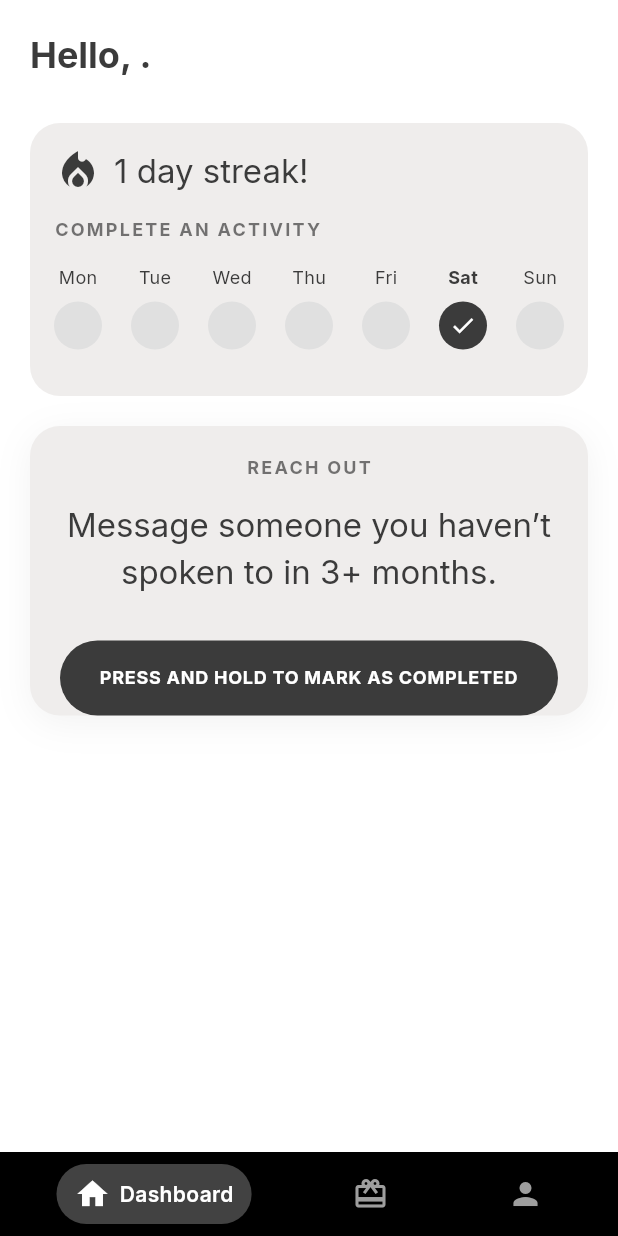
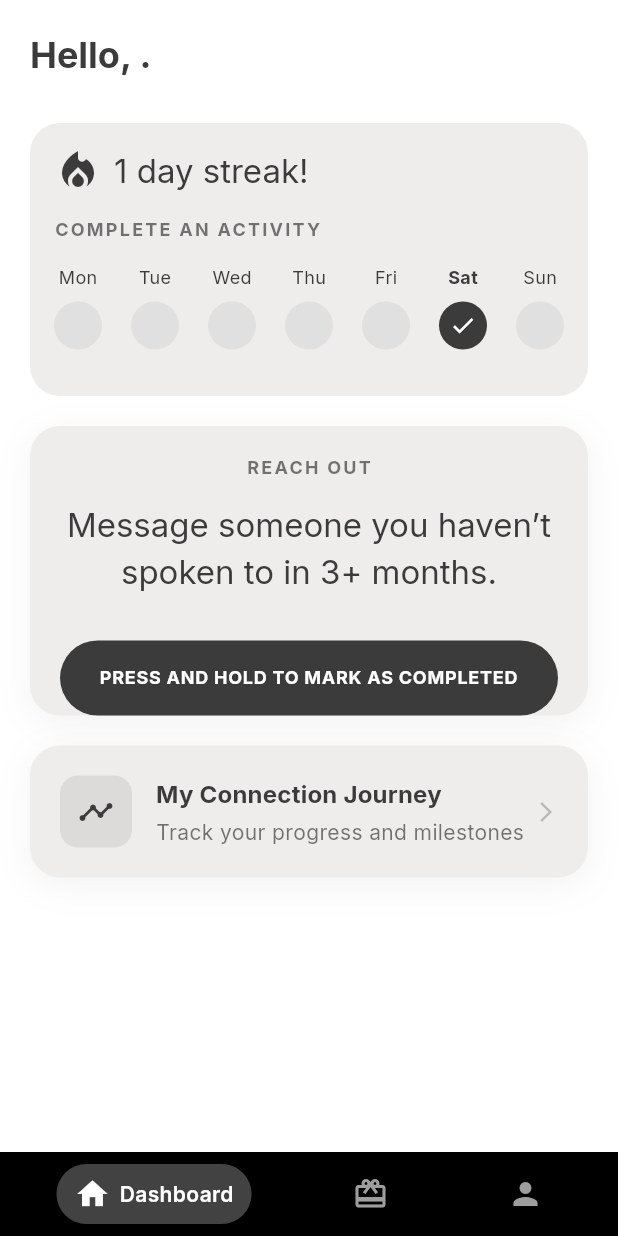
Before and after one commit to orya-ai/v3, a Flutter app: the DashboardPage screen opened by its route, on a phone screen of 412 x 824 dp. Run offline on Flutter 3.47's test engine with Material 3 defaults, Android fonts, the phone set to English and light mode, and no system bars; our stand-ins replace cloud_firestore, firebase_auth, firebase_core, flutter_riverpod, go_router, google_fonts and 3 more; accounts and stored records are empty.

Commit message:
my connection journey button added

```diff
--- a/lib/features/dashboard/presentation/dashboard_page.dart
+++ b/lib/features/dashboard/presentation/dashboard_page.dart
@@ -10,6 +10,7 @@ import 'package:vibration/vibration.dart';
 import 'package:orya/features/dashboard/application/daily_prompt_service.dart';
 import 'package:orya/features/dashboard/presentation/activity_calendar_page.dart';
 import 'package:intl/intl.dart';
+import 'package:orya/features/dashboard/presentation/quests_page.dart';
 
 class DashboardPage extends ConsumerStatefulWidget {
   const DashboardPage({super.key});
@@ -45,6 +46,10 @@ class _DashboardPageState extends ConsumerState<DashboardPage>
             _isCompleted = true;
           });
           HapticFeedback.heavyImpact();
+        } else if (status == AnimationStatus.dismissed) {
+          setState(() {
+            _isCompleted = false;
+          });
         }
       });
 
@@ -86,6 +91,8 @@ class _DashboardPageState extends ConsumerState<DashboardPage>
             _buildGamificationArea(context),
             const SizedBox(height: 20),
             _buildTodaysConnectionPrompt(context),
+            const SizedBox(height: 20),
+            _buildConnectionJourneyButton(context),
             const SizedBox(height: 30),
             // _buildQuests(context),
           ],
@@ -174,6 +181,7 @@ class _DashboardPageState extends ConsumerState<DashboardPage>
       clipBehavior: Clip.none,
       children: [
         Container(
+          clipBehavior: Clip.none,
           width: double.infinity,
           padding: const EdgeInsets.fromLTRB(20, 20, 20, 80),
           decoration: BoxDecoration(
@@ -224,17 +232,24 @@ class _DashboardPageState extends ConsumerState<DashboardPage>
             child: AnimatedBuilder(
               animation: _animation,
               builder: (context, child) {
-                final width = lerpDouble(MediaQuery.of(context).size.width - 80,
-                    MediaQuery.of(context).size.width, _animation.value)!;
-                final height = lerpDouble(50, 280, _animation.value)!;
+                final endWidth = MediaQuery.of(context).size.width;
+                final endHeight = 280.0;
+
+                final width = _isCompleted
+                    ? endWidth
+                    : lerpDouble(MediaQuery.of(context).size.width - 80,
+                        endWidth, _animation.value)!;
+                final height = _isCompleted
+                    ? endHeight
+                    : lerpDouble(50, endHeight, _animation.value)!;
                 final radius = lerpDouble(30, 20, _animation.value)!;
 
                 return GestureDetector(
-                  onTapDown: (_) {
+                  onTapDown: _isCompleted ? null : (_) {
                     _controller.forward();
                     Vibration.vibrate(duration: 1000, amplitude: 128);
                   },
-                  onTapUp: (_) {
+                  onTapUp: _isCompleted ? null : (_) {
                     if (_controller.status != AnimationStatus.completed) {
                       _controller.reverse();
                       Vibration.cancel();
@@ -330,59 +345,19 @@ class _DashboardPageState extends ConsumerState<DashboardPage>
     );
   }
 
-
-  /*
-
-    Widget _buildQuests(BuildContext context) {
-      return Column(
-        crossAxisAlignment: CrossAxisAlignment.start,
-        children: [
-          Row(
-            mainAxisAlignment: MainAxisAlignment.spaceBetween,
-            children: [
-              Text(
-                'Your Quests',
-                style: Theme.of(context)
-                    .textTheme
-                    .titleLarge
-                    ?.copyWith(fontWeight: FontWeight.bold),
-              ),
-              TextButton(
-                onPressed: () {},
-                child: const Text('View all',
-                    style: TextStyle(color: Colors.orange)),
-              ),
-            ],
-          ),
-          const SizedBox(height: 20),
-          _buildQuestCard(context, 'Reconnect with an old friend', '10'),
-          const SizedBox(height: 20),
-          _buildQuestCard(context, 'Join a new community group', '10'),
-        ],
+  Widget _buildConnectionJourneyButton(BuildContext context) {
+    return GestureDetector(
+      onTap: () {
+        Navigator.of(context).push(
+          MaterialPageRoute(builder: (context) => const QuestsPage()),
         );
-    }
-
-    Widget _buildQuestCard(BuildContext context, String title, String points) {
-      return Consumer(
-        builder: (context, ref, child) {
-          return Dismissible(
-            key: Key(title),
-            onDismissed: (direction) {
-              ref.read(gamificationRepoProvider).recordActivity();
-              ScaffoldMessenger.of(context).showSnackBar(
-                  SnackBar(content: Text('$title dismissed')));
       },
-            background: Container(
-              color: Colors.red,
-              alignment: Alignment.centerRight,
-              padding: const EdgeInsets.symmetric(horizontal: 20),
-              child: const Icon(Icons.delete, color: Colors.white),
-            ),
       child: Container(
-              padding: const EdgeInsets.symmetric(horizontal: 20, vertical: 16),
+        width: double.infinity,
+        padding: const EdgeInsets.all(20),
         decoration: BoxDecoration(
           color: AppTheme.primaryBackgroundColor,
-                borderRadius: BorderRadius.circular(15),
+          borderRadius: BorderRadius.circular(20),
           boxShadow: [
             BoxShadow(
               color: Colors.black.withOpacity(0.05),
@@ -392,31 +367,49 @@ class _DashboardPageState extends ConsumerState<DashboardPage>
           ],
         ),
         child: Row(
-                mainAxisAlignment: MainAxisAlignment.spaceBetween,
           children: [
-                  Text(title,
-                      style: Theme.of(context).textTheme.titleMedium),
-                  Row(
+            Container(
+              padding: const EdgeInsets.all(12),
+              decoration: BoxDecoration(
+                color: AppTheme.accentColor.withOpacity(0.1),
+                borderRadius: BorderRadius.circular(12),
+              ),
+              child: Icon(
+                Icons.timeline,
+                color: AppTheme.accentColor,
+                size: 24,
+              ),
+            ),
+            const SizedBox(width: 16),
+            Expanded(
+              child: Column(
+                crossAxisAlignment: CrossAxisAlignment.start,
                 children: [
-                      Text(points,
-                          style: Theme.of(context)
-                              .textTheme
-                              .titleMedium
-                              ?.copyWith(
+                  Text(
+                    'My Connection Journey',
+                    style: Theme.of(context).textTheme.titleMedium?.copyWith(
+                          color: AppTheme.primaryTextColor,
                           fontWeight: FontWeight.bold,
-                                  color: Colors.orange)),
-                      const SizedBox(width: 5),
-                      const Icon(Icons.star, color: Colors.orange, size: 20),
+                        ),
+                  ),
+                  const SizedBox(height: 4),
+                  Text(
+                    'Track your progress and milestones',
+                    style: Theme.of(context).textTheme.bodyMedium?.copyWith(
+                          color: AppTheme.primaryTextColor.withOpacity(0.7),
+                        ),
+                  ),
                 ],
+              ),
+            ),
+            Icon(
+              Icons.arrow_forward_ios,
+              color: AppTheme.primaryTextColor.withOpacity(0.3),
+              size: 16,
             ),
           ],
         ),
       ),
     );
-        },
-      );
   }
-
-  */
-
 }
```
Also changed, not shown: lib/features/dashboard/application/gamification_repository.dart (+33 -1 lines), lib/features/dashboard/domain/quest_model.dart (added, +29 -0 lines), lib/features/dashboard/presentation/quests_page.dart (added, +91 -0 lines), 1 other file. Lines whose indentation alone changed are shown as unchanged.
